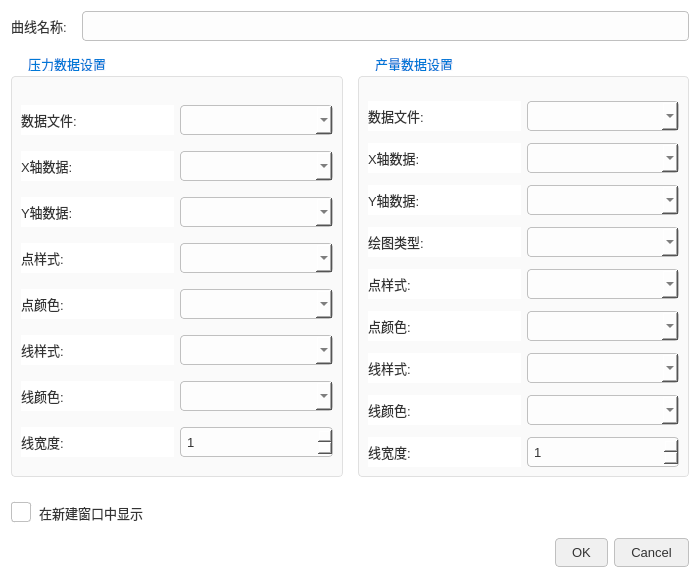
First picture: the form in plottingdialog2.ui, repository Luqinghao1/WT20260113B, before the edit.
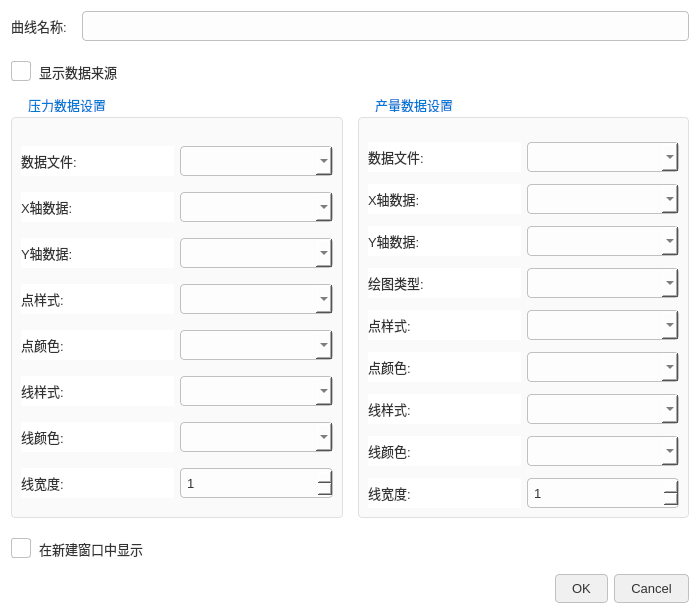
Second picture: the form after the edit.

Diff of the .ui file:
```diff
--- a/plottingdialog2.ui
+++ b/plottingdialog2.ui
@@ -7,7 +7,7 @@
     <x>0</x>
     <y>0</y>
     <width>700</width>
-    <height>540</height>
+    <height>560</height>
    </rect>
   </property>
   <property name="windowTitle">
@@ -57,7 +57,7 @@
 QCheckBox {
     color: #333333;
     spacing: 8px;
-    margin-top: 10px;
+    margin-top: 5px;
 }
 QCheckBox::indicator {
     width: 18px;
@@ -90,6 +90,13 @@
      </item>
     </layout>
    </item>
+   <item>
+    <widget class="QCheckBox" name="check_ShowSource">
+     <property name="text">
+      <string>显示数据来源</string>
+     </property>
+    </widget>
+   </item>
    <item>
     <layout class="QHBoxLayout" name="horizontalLayout_Content">
      <property name="spacing">
```
